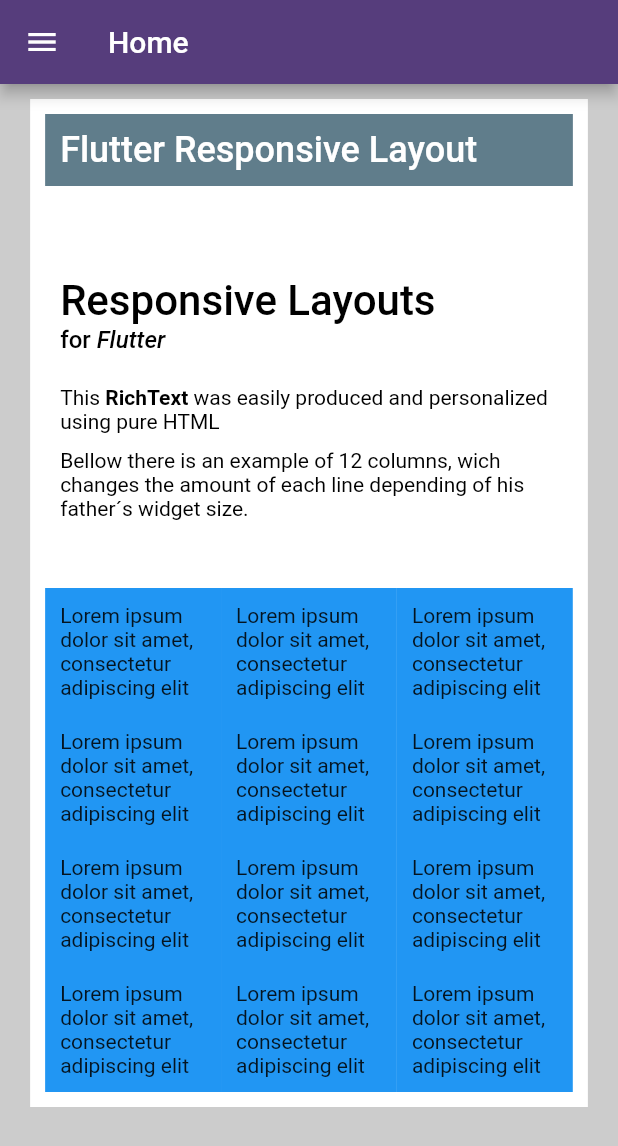
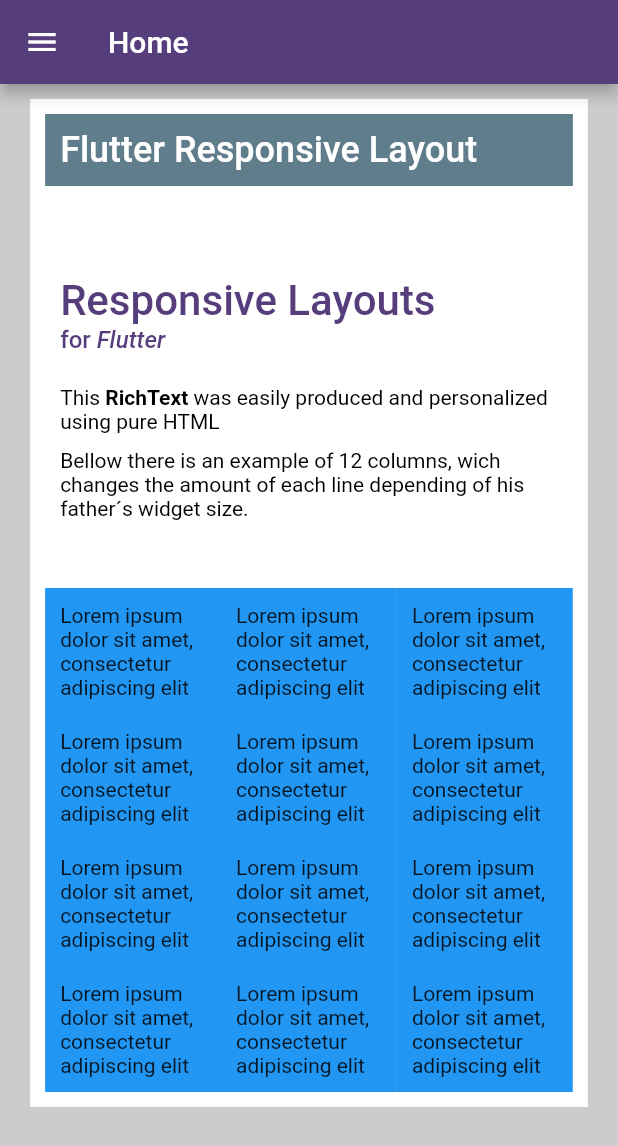
Before and after one commit to rafaelsetragni/flutter_responsive, a Flutter app: the screen it shows after launch, in the side drawer, after a tap on "Home", on a phone screen of 412 x 824 dp. Shown: the top 1146 px of the screen. Run offline on Flutter 3.47's test engine with Material 2 defaults, Android fonts, the phone set to English and light mode, and no system bars; our stand-ins replace font_awesome_flutter; statements that could not run were skipped.

```diff
--- a/example/lib/layouts/sidebar.dart
+++ b/example/lib/layouts/sidebar.dart
@@ -2,6 +2,7 @@
 import 'package:flutter_responsive_example/pages/grids_page.dart';
 import 'package:flutter_responsive_example/pages/grids_performance.dart';
 import 'package:flutter_responsive_example/pages/home_page.dart';
+import 'package:flutter_responsive_example/pages/sandbox_page.dart';
 import 'package:flutter_responsive_example/pages/typography_page.dart';
 import 'package:flutter_responsive_example/pages/typography_performance.dart';
 import 'package:font_awesome_flutter/font_awesome_flutter.dart';
@@ -122,6 +123,15 @@
               )
             ],
           ),
+          ListTile(
+            contentPadding: EdgeInsets.only(left: 15, right: 20),
+            title: Text('Sandbox'),
+            trailing: Icon(FontAwesomeIcons.fortAwesome),
+            onTap: () {
+              Navigator.of(context).pop();
+              Navigator.push(context, MaterialPageRoute( builder: (BuildContext context) => SandboxPage() ));
+            },
+          ),
         ],
       ),
     );
--- a/lib/src/typography/responsive_stylesheet.dart
+++ b/lib/src/typography/responsive_stylesheet.dart
@@ -35,9 +35,13 @@
   ResponsiveStylesheet merge(ResponsiveStylesheet newStylesheet,
       {bool mergeBoxProperties = false}) {
     if (newStylesheet != null) {
-      textStyle = newStylesheet.textStyle == null
-          ? textStyle
-          : newStylesheet.textStyle.merge(textStyle ?? TextStyle());
+      textStyle = textStyle == null
+          ? newStylesheet.textStyle
+          : (
+          newStylesheet.textStyle == null ? textStyle :
+            textStyle.merge(newStylesheet.textStyle)
+      );
+      textStyle?.merge(TextStyle(inherit: true));
       opacity = newStylesheet.opacity ?? opacity;
       textAlign = newStylesheet.textAlign ?? textAlign;
       boxAlignment = newStylesheet.boxAlignment ?? boxAlignment;
@@ -48,10 +52,8 @@
       if (mergeBoxProperties) {
         width = newStylesheet.width ?? width;
         height = newStylesheet.height ?? height;
-        padding = padding?.add(newStylesheet.padding ?? EdgeInsets.zero) ??
-            newStylesheet.padding;
-        margin = margin?.add(newStylesheet.margin ?? EdgeInsets.zero) ??
-            newStylesheet.margin;
+        margin = newStylesheet.margin ?? newStylesheet.margin;
+        padding = newStylesheet.padding ?? newStylesheet.padding;
         boxDecoration = newStylesheet.boxDecoration;
       }
     }
```
Also changed, not shown: example/lib/pages/sandbox_page.dart (added, +112 -0 lines), example/pubspec.lock, 4 other files.
